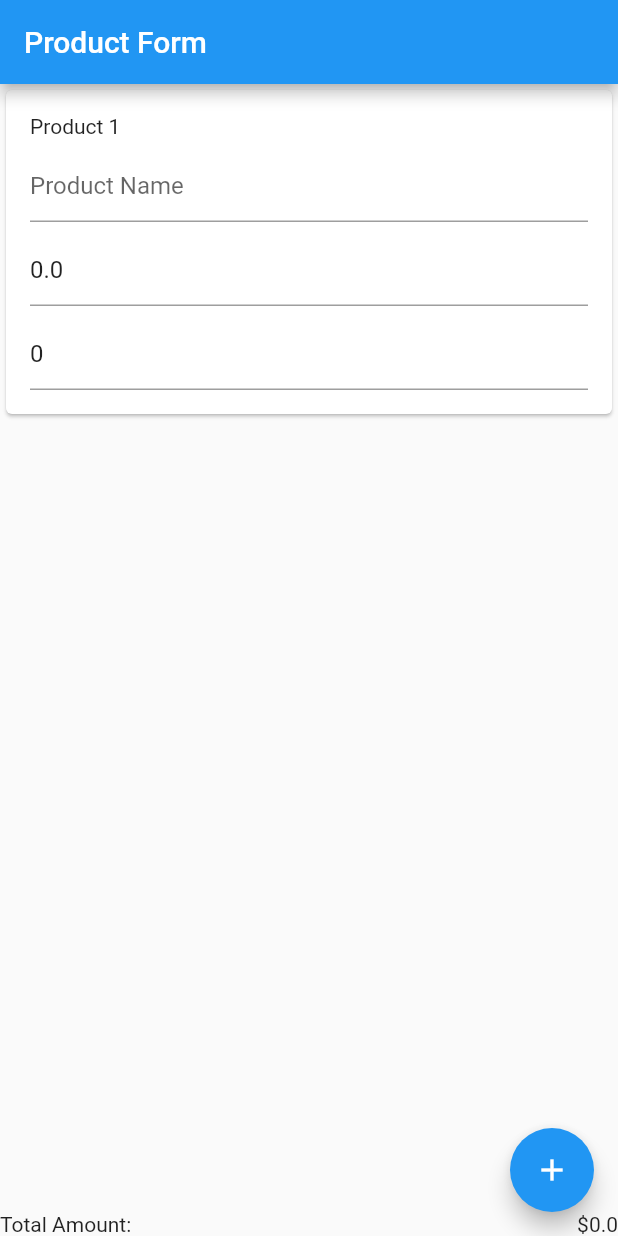
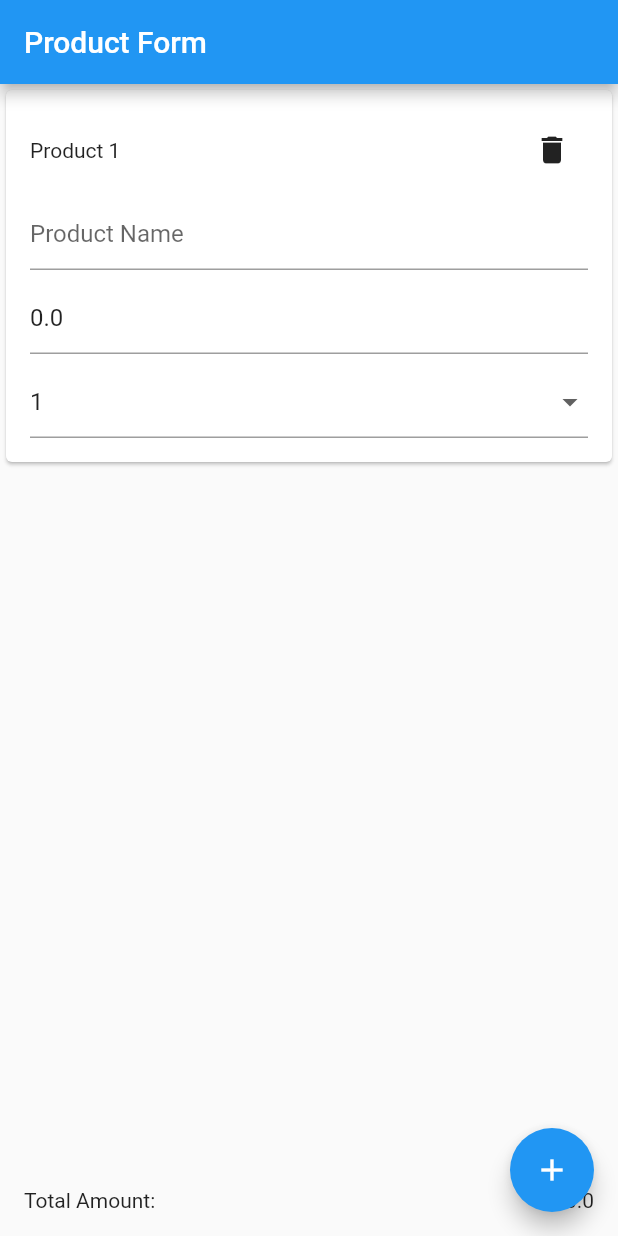
Before and after one commit to hardik17771/dynamic_forms_flutter, a Flutter app: the screen it shows after launch, on a phone screen of 412 x 824 dp. Run offline on Flutter 3.47's test engine with Material 2 defaults, Android fonts, the light colour scheme and no system bars.

Commit message:
added drop down

```diff
--- a/lib/main.dart
+++ b/lib/main.dart
@@ -1,5 +1,8 @@
 import 'package:flutter/material.dart';
 void main()=> runApp(ProductForm());
+
+
+
 class Product {
   String name;
   double price;
@@ -14,8 +17,9 @@ class ProductForm extends StatefulWidget {
 }
 
 class _ProductFormState extends State<ProductForm> {
-  List<Product> _products = [Product(name: "", price: 0, quantity: 0)];
+  List<Product> _products = [Product(name: "", price: 0, quantity: 1)];
   double _totalAmount = 0;
+  final List<int> _quantityValues = List.generate(10, (index) => index + 1);
 
   void _updateTotalAmount() {
     double total = 0;
@@ -29,14 +33,20 @@ class _ProductFormState extends State<ProductForm> {
 
   void _addProduct() {
     setState(() {
-      _products.add(Product(name: "", price: 0, quantity: 0));
+      _products.add(Product(name: "", price: 0, quantity: 1));
     });
+  }
+
+  void _deleteProduct(int index) {
+    setState(() {
+      _products.removeAt(index);
+    });
+    _updateTotalAmount();
   }
 
   @override
   Widget build(BuildContext context) {
     return MaterialApp(
-
       home: Scaffold(
         appBar: AppBar(
           title: Text('Product Form'),
@@ -53,7 +63,16 @@ class _ProductFormState extends State<ProductForm> {
                       child: Column(
                         crossAxisAlignment: CrossAxisAlignment.start,
                         children: [
-                          Text('Product ${index + 1}'),
+                          Row(
+                            mainAxisAlignment: MainAxisAlignment.spaceBetween,
+                            children: [
+                              Text('Product ${index + 1}'),
+                              IconButton(
+                                icon: Icon(Icons.delete),
+                                onPressed: () => _deleteProduct(index),
+                              ),
+                            ],
+                          ),
                           SizedBox(height: 8),
                           TextFormField(
                             decoration: InputDecoration(
@@ -81,15 +100,20 @@ class _ProductFormState extends State<ProductForm> {
                             },
                           ),
                           SizedBox(height: 8),
-                          TextFormField(
+                          DropdownButtonFormField(
                             decoration: InputDecoration(
                               hintText: 'Quantity',
                             ),
-                            initialValue: _products[index].quantity.toString(),
-                            keyboardType: TextInputType.number,
+                            value: _products[index].quantity,
+                            items: _quantityValues
+                                .map((value) => DropdownMenuItem(
+                              value: value,
+                              child: Text(value.toString()),
+                            ))
+                                .toList(),
                             onChanged: (value) {
                               setState(() {
-                                _products[index].quantity = int.parse(value);
+                                _products[index].quantity = value as int;
                               });
                               _updateTotalAmount();
                             },
@@ -102,7 +126,7 @@ class _ProductFormState extends State<ProductForm> {
               ),
             ),
             Padding(
-              padding: EdgeInsets.all(0),
+              padding: EdgeInsets.all(16.0),
               child: Row(
                 mainAxisAlignment: MainAxisAlignment.spaceBetween,
                 children: [
```
